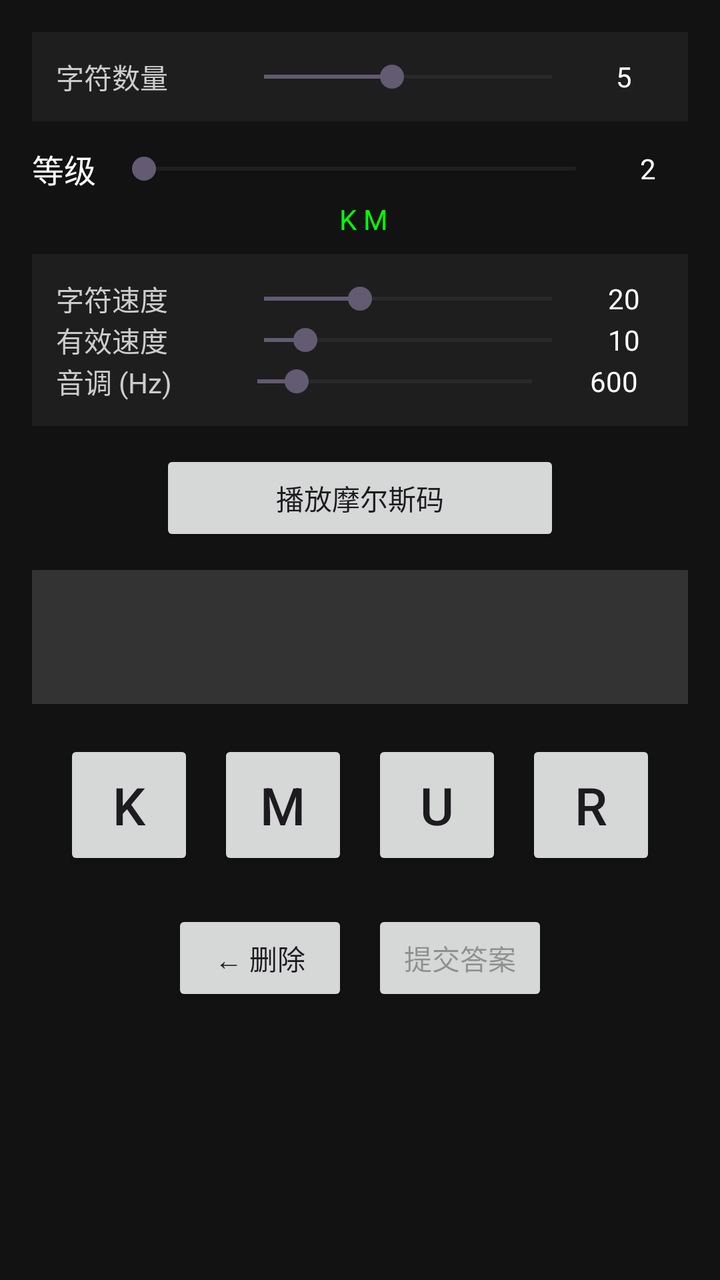
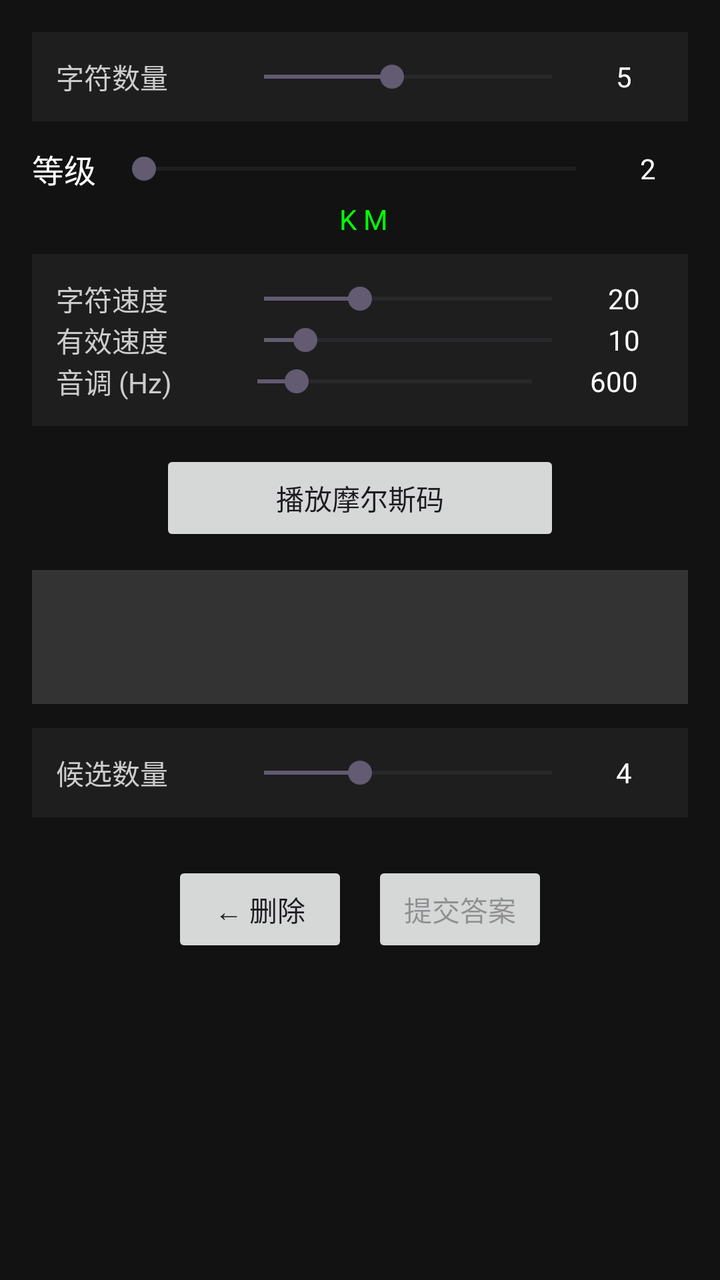

An Android layout rendered at two revisions. The XML below is the earlier revision; the diff shows what the commit changed to produce the second picture.
<!-- AndroidManifest.xml: application theme Theme.KochMorseTrainer -->
<!-- res/layout/fragment_sequence.xml -->
<?xml version="1.0" encoding="utf-8"?>
<ScrollView xmlns:android="http://schemas.android.com/apk/res/android"
    android:layout_width="match_parent"
    android:layout_height="match_parent"
    android:background="#121212">

    <LinearLayout
        android:layout_width="match_parent"
        android:layout_height="wrap_content"
        android:orientation="vertical"
        android:gravity="center"
        android:padding="16dp">

        
        <LinearLayout
            android:layout_width="match_parent"
            android:layout_height="wrap_content"
            android:orientation="horizontal"
            android:gravity="center_vertical"
            android:background="#1E1E1E"
            android:padding="12dp"
            android:layout_marginBottom="12dp">

            <TextView
                android:layout_width="0dp"
                android:layout_height="wrap_content"
                android:layout_weight="1"
                android:text="字符数量"
                android:textColor="#CCCCCC" />

            <SeekBar
                android:id="@+id/seekBarLength"
                android:layout_width="0dp"
                android:layout_height="wrap_content"
                android:layout_weight="2"
                android:max="9"
                android:progress="4" />

            <TextView
                android:id="@+id/tvLengthValue"
                android:layout_width="40dp"
                android:layout_height="wrap_content"
                android:text="5"
                android:textColor="#FFFFFF"
                android:gravity="center" />
        </LinearLayout>

        
        <include layout="@layout/view_audio_settings" />

        
        <Button
            android:id="@+id/btnPlay"
            android:layout_width="200dp"
            android:layout_height="wrap_content"
            android:text="播放摩尔斯码"
            android:layout_marginBottom="12dp" />

        
        <TextView
            android:id="@+id/tvAnswer"
            android:layout_width="match_parent"
            android:layout_height="wrap_content"
            android:text=""
            android:textSize="32sp"
            android:textColor="#FFFFFF"
            android:gravity="center"
            android:background="#333333"
            android:padding="12dp"
            android:layout_marginBottom="12dp"
            android:minHeight="60dp" />

        
        <LinearLayout
            android:layout_width="match_parent"
            android:layout_height="wrap_content"
            android:orientation="horizontal"
            android:gravity="center"
            android:layout_marginBottom="8dp">

            <Button
                android:id="@+id/btnChoice1"
                android:layout_width="65dp"
                android:layout_height="65dp"
                android:text="K"
                android:textSize="26sp"
                android:layout_margin="6dp" />

            <Button
                android:id="@+id/btnChoice2"
                android:layout_width="65dp"
                android:layout_height="65dp"
                android:text="M"
                android:textSize="26sp"
                android:layout_margin="6dp" />

            <Button
                android:id="@+id/btnChoice3"
                android:layout_width="65dp"
                android:layout_height="65dp"
                android:text="U"
                android:textSize="26sp"
                android:layout_margin="6dp" />

            <Button
                android:id="@+id/btnChoice4"
                android:layout_width="65dp"
                android:layout_height="65dp"
                android:text="R"
                android:textSize="26sp"
                android:layout_margin="6dp" />
        </LinearLayout>

        <LinearLayout
            android:layout_width="match_parent"
            android:layout_height="wrap_content"
            android:orientation="horizontal"
            android:gravity="center"
            android:layout_marginBottom="12dp">

            <Button
                android:id="@+id/btnDelete"
                android:layout_width="wrap_content"
                android:layout_height="wrap_content"
                android:text="← 删除"
                android:layout_margin="6dp" />

            <Button
                android:id="@+id/btnSubmit"
                android:layout_width="wrap_content"
                android:layout_height="wrap_content"
                android:text="提交答案"
                android:enabled="false"
                android:layout_margin="6dp" />
        </LinearLayout>

        <TextView
            android:id="@+id/tvResult"
            android:layout_width="wrap_content"
            android:layout_height="wrap_content"
            android:text=""
            android:textSize="18sp"
            android:textColor="#FF0000"
            android:layout_marginBottom="16dp" />

    </LinearLayout>
</ScrollView>
<!-- res/layout/view_audio_settings.xml (included above) -->
<?xml version="1.0" encoding="utf-8"?>
<LinearLayout xmlns:android="http://schemas.android.com/apk/res/android"
    android:layout_width="match_parent"
    android:layout_height="wrap_content"
    android:orientation="vertical">

    
    <LinearLayout
        android:layout_width="match_parent"
        android:layout_height="wrap_content"
        android:orientation="vertical"
        android:layout_marginBottom="8dp">

        <LinearLayout
            android:layout_width="match_parent"
            android:layout_height="wrap_content"
            android:orientation="horizontal"
            android:gravity="center_vertical">

            <TextView
                android:layout_width="wrap_content"
                android:layout_height="wrap_content"
                android:text="等级"
                android:textColor="#FFFFFF"
                android:textSize="16sp" />

            <SeekBar
                android:id="@+id/seekBarLevel"
                android:layout_width="0dp"
                android:layout_height="wrap_content"
                android:layout_weight="1"
                android:layout_marginStart="8dp"
                android:max="36"
                android:progress="0" />

            <TextView
                android:id="@+id/tvLevelValue"
                android:layout_width="40dp"
                android:layout_height="wrap_content"
                android:text="2"
                android:textColor="#FFFFFF"
                android:gravity="center" />
        </LinearLayout>

        <TextView
            android:id="@+id/tvCurrentChars"
            android:layout_width="match_parent"
            android:layout_height="wrap_content"
            android:text=" K M"
            android:textColor="#00FF00"
            android:textSize="14sp"
            android:gravity="center"
            android:layout_marginTop="4dp" />
    </LinearLayout>

    
    <LinearLayout
        android:layout_width="match_parent"
        android:layout_height="wrap_content"
        android:orientation="vertical"
        android:background="#1E1E1E"
        android:padding="12dp"
        android:layout_marginBottom="12dp">

        
        <LinearLayout
            android:layout_width="match_parent"
            android:layout_height="wrap_content"
            android:orientation="horizontal"
            android:gravity="center_vertical">

            <TextView
                android:layout_width="0dp"
                android:layout_height="wrap_content"
                android:layout_weight="1"
                android:text="字符速度"
                android:textColor="#CCCCCC" />

            <SeekBar
                android:id="@+id/seekBarCharSpeed"
                android:layout_width="0dp"
                android:layout_height="wrap_content"
                android:layout_weight="2"
                android:max="45"
                android:progress="15" />

            <TextView
                android:id="@+id/tvCharSpeedValue"
                android:layout_width="40dp"
                android:layout_height="wrap_content"
                android:text="20"
                android:textColor="#FFFFFF"
                android:gravity="center" />
        </LinearLayout>

        
        <LinearLayout
            android:layout_width="match_parent"
            android:layout_height="wrap_content"
            android:orientation="horizontal"
            android:gravity="center_vertical">

            <TextView
                android:layout_width="0dp"
                android:layout_height="wrap_content"
                android:layout_weight="1"
                android:text="有效速度"
                android:textColor="#CCCCCC" />

            <SeekBar
                android:id="@+id/seekBarEffSpeed"
                android:layout_width="0dp"
                android:layout_height="wrap_content"
                android:layout_weight="2"
                android:max="35"
                android:progress="5" />

            <TextView
                android:id="@+id/tvEffSpeedValue"
                android:layout_width="40dp"
                android:layout_height="wrap_content"
                android:text="10"
                android:textColor="#FFFFFF"
                android:gravity="center" />
        </LinearLayout>

        
        <LinearLayout
            android:layout_width="match_parent"
            android:layout_height="wrap_content"
            android:orientation="horizontal"
            android:gravity="center_vertical">

            <TextView
                android:layout_width="0dp"
                android:layout_height="wrap_content"
                android:layout_weight="1"
                android:text="音调 (Hz)"
                android:textColor="#CCCCCC" />

            <SeekBar
                android:id="@+id/seekBarFreq"
                android:layout_width="0dp"
                android:layout_height="wrap_content"
                android:layout_weight="2"
                android:max="1400"
                android:progress="200" />

            <TextView
                android:id="@+id/tvFreqValue"
                android:layout_width="50dp"
                android:layout_height="wrap_content"
                android:text="600"
                android:textColor="#FFFFFF"
                android:gravity="center" />
        </LinearLayout>
    </LinearLayout>

</LinearLayout>
<!-- resources referenced by this layout -->
<resources>
  <style name="Theme.KochMorseTrainer" parent="Base.Theme.KochMorseTrainer" />
  <style name="Base.Theme.KochMorseTrainer" parent="Theme.Material3.DayNight.NoActionBar">
          
          
      </style>
</resources>

<!-- the commit's change to res/layout/fragment_sequence.xml (unified diff, before → after) -->
@@ -75,41 +75,42 @@
             android:layout_width="match_parent"
             android:layout_height="wrap_content"
             android:orientation="horizontal"
-            android:gravity="center"
+            android:gravity="center_vertical"
+            android:background="#1E1E1E"
+            android:padding="12dp"
             android:layout_marginBottom="8dp">
 
-            <Button
-                android:id="@+id/btnChoice1"
-                android:layout_width="65dp"
-                android:layout_height="65dp"
-                android:text="K"
-                android:textSize="26sp"
-                android:layout_margin="6dp" />
-
-            <Button
-                android:id="@+id/btnChoice2"
-                android:layout_width="65dp"
-                android:layout_height="65dp"
-                android:text="M"
-                android:textSize="26sp"
-                android:layout_margin="6dp" />
-
-            <Button
-                android:id="@+id/btnChoice3"
-                android:layout_width="65dp"
-                android:layout_height="65dp"
-                android:text="U"
-                android:textSize="26sp"
-                android:layout_margin="6dp" />
-
-            <Button
-                android:id="@+id/btnChoice4"
-                android:layout_width="65dp"
-                android:layout_height="65dp"
-                android:text="R"
-                android:textSize="26sp"
-                android:layout_margin="6dp" />
-        </LinearLayout>
+            <TextView
+                android:layout_width="0dp"
+                android:layout_height="wrap_content"
+                android:layout_weight="1"
+                android:text="候选数量"
+                android:textColor="#CCCCCC" />
+
+            <SeekBar
+                android:id="@+id/seekBarChoices"
+                android:layout_width="0dp"
+                android:layout_height="wrap_content"
+                android:layout_weight="2"
+                android:max="6"
+                android:progress="2" />
+
+            <TextView
+                android:id="@+id/tvChoicesValue"
+                android:layout_width="40dp"
+                android:layout_height="wrap_content"
+                android:text="4"
+                android:textColor="#FFFFFF"
+                android:gravity="center" />
+        </LinearLayout>
+
+        
+        <LinearLayout
+            android:id="@+id/choiceContainer"
+            android:layout_width="match_parent"
+            android:layout_height="wrap_content"
+            android:orientation="vertical"
+            android:layout_marginBottom="8dp" />
 
         <LinearLayout
             android:layout_width="match_parent"
